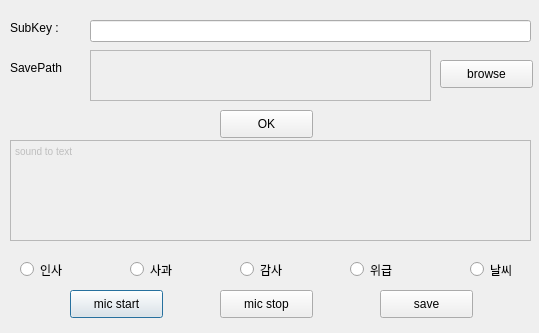
First picture: the form in main.ui, repository withdongyeong/stt_team3, before the edit.
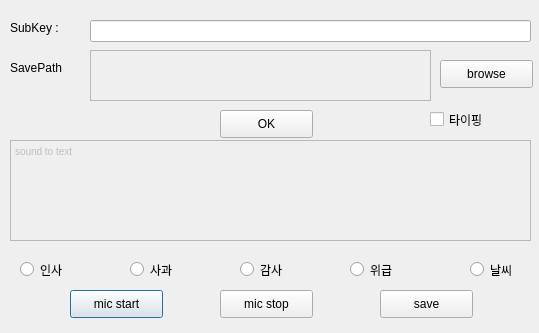
Second picture: the form after the edit.

Commit message: add function that type for train data

Patch:
```diff
--- a/main.ui
+++ b/main.ui
@@ -215,6 +215,19 @@
     </rect>
    </property>
   </widget>
+  <widget class="QCheckBox" name="typing">
+   <property name="geometry">
+    <rect>
+     <x>430</x>
+     <y>110</y>
+     <width>96</width>
+     <height>19</height>
+    </rect>
+   </property>
+   <property name="text">
+    <string>타이핑</string>
+   </property>
+  </widget>
  </widget>
  <resources/>
  <connections/>
```
The commit also changes 1 other file.
